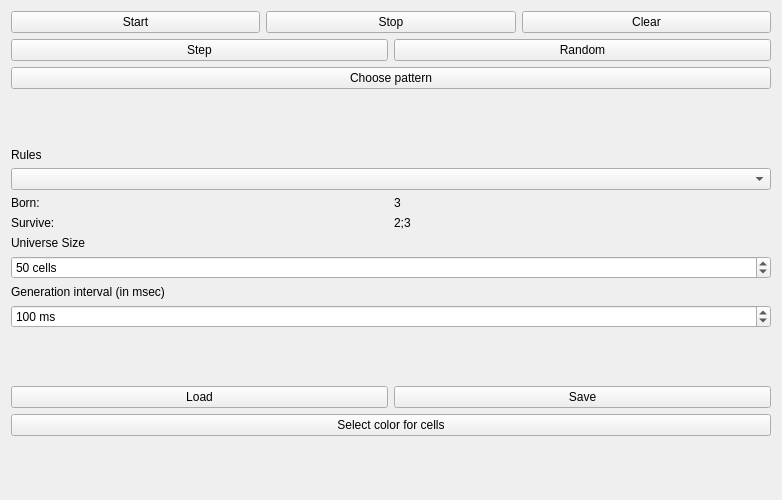
Above: mainwindow.ui from alexandrakmet/conway before the change. Below: the same form after it.
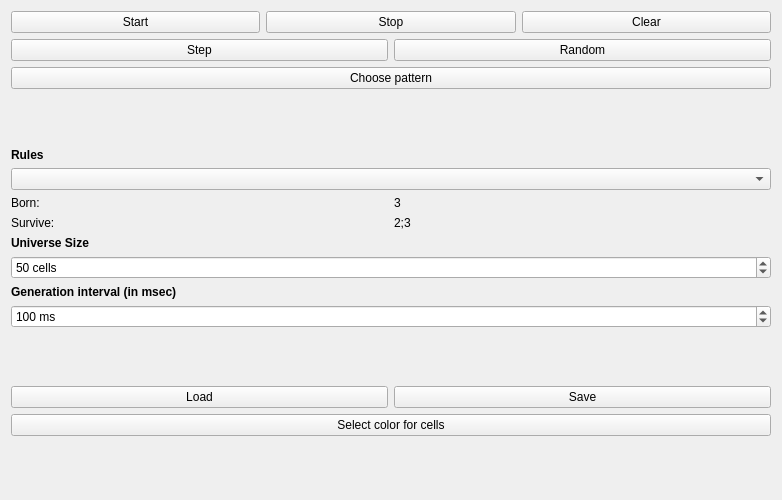
That is the form after the change.

The edit to the form file:
```diff
--- a/mainwindow.ui
+++ b/mainwindow.ui
@@ -90,6 +90,12 @@
         </item>
         <item>
          <widget class="QLabel" name="label_2">
+          <property name="font">
+           <font>
+            <weight>75</weight>
+            <bold>true</bold>
+           </font>
+          </property>
           <property name="text">
            <string>Rules</string>
           </property>
@@ -136,6 +142,12 @@
         </item>
         <item>
          <widget class="QLabel" name="label">
+          <property name="font">
+           <font>
+            <weight>75</weight>
+            <bold>true</bold>
+           </font>
+          </property>
           <property name="text">
            <string>Universe Size</string>
           </property>
@@ -159,6 +171,12 @@
         </item>
         <item>
          <widget class="QLabel" name="label2">
+          <property name="font">
+           <font>
+            <weight>75</weight>
+            <bold>true</bold>
+           </font>
+          </property>
           <property name="text">
            <string>Generation interval (in msec)</string>
           </property>
```
